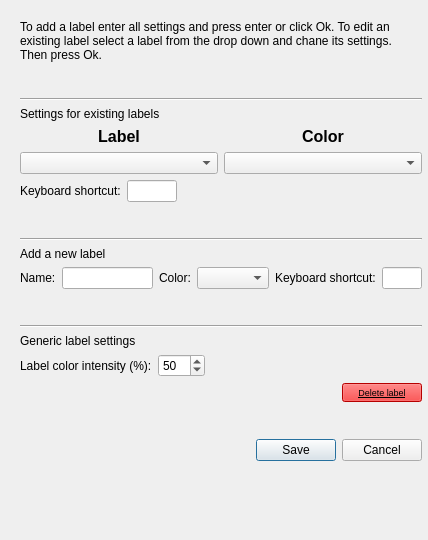
Above: gui/designer/label_settings.ui from jacob-kamminga/AI-Sensus before the change. Below: the same form after it.
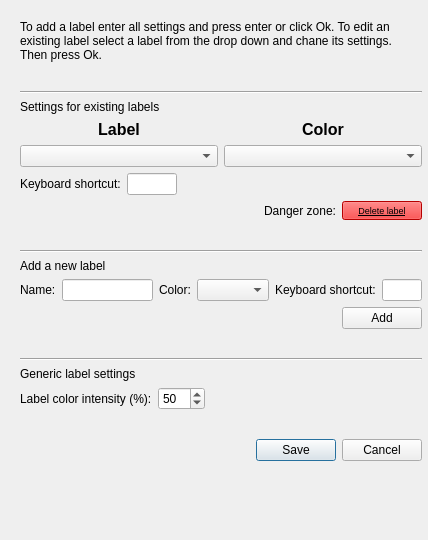
That is the form after the change.

Diff of the .ui file:
```diff
--- a/gui/designer/label_settings.ui
+++ b/gui/designer/label_settings.ui
@@ -179,6 +179,485 @@
       </item>
      </layout>
     </item>
+    <item>
+     <layout class="QHBoxLayout" name="horizontalLayout_4">
+      <item>
+       <spacer name="horizontalSpacer_2">
+        <property name="orientation">
+         <enum>Qt::Horizontal</enum>
+        </property>
+        <property name="sizeHint" stdset="0">
+         <size>
+          <width>40</width>
+          <height>20</height>
+         </size>
+        </property>
+       </spacer>
+      </item>
+      <item>
+       <widget class="QLabel" name="label_7">
+        <property name="text">
+         <string>Danger zone:</string>
+        </property>
+       </widget>
+      </item>
+      <item>
+       <widget class="QPushButton" name="pushButton_delete_label">
+        <property name="palette">
+         <palette>
+          <active>
+           <colorrole role="WindowText">
+            <brush brushstyle="SolidPattern">
+             <color alpha="255">
+              <red>0</red>
+              <green>0</green>
+              <blue>0</blue>
+             </color>
+            </brush>
+           </colorrole>
+           <colorrole role="Button">
+            <brush brushstyle="SolidPattern">
+             <color alpha="255">
+              <red>255</red>
+              <green>0</green>
+              <blue>0</blue>
+             </color>
+            </brush>
+           </colorrole>
+           <colorrole role="Light">
+            <brush brushstyle="SolidPattern">
+             <color alpha="255">
+              <red>255</red>
+              <green>127</green>
+              <blue>127</blue>
+             </color>
+            </brush>
+           </colorrole>
+           <colorrole role="Midlight">
+            <brush brushstyle="SolidPattern">
+             <color alpha="255">
+              <red>255</red>
+              <green>63</green>
+              <blue>63</blue>
+             </color>
+            </brush>
+           </colorrole>
+           <colorrole role="Dark">
+            <brush brushstyle="SolidPattern">
+             <color alpha="255">
+              <red>127</red>
+              <green>0</green>
+              <blue>0</blue>
+             </color>
+            </brush>
+           </colorrole>
+           <colorrole role="Mid">
+            <brush brushstyle="SolidPattern">
+             <color alpha="255">
+              <red>170</red>
+              <green>0</green>
+              <blue>0</blue>
+             </color>
+            </brush>
+           </colorrole>
+           <colorrole role="Text">
+            <brush brushstyle="SolidPattern">
+             <color alpha="255">
+              <red>0</red>
+              <green>0</green>
+              <blue>0</blue>
+             </color>
+            </brush>
+           </colorrole>
+           <colorrole role="BrightText">
+            <brush brushstyle="SolidPattern">
+             <color alpha="255">
+              <red>255</red>
+              <green>255</green>
+              <blue>255</blue>
+             </color>
+            </brush>
+           </colorrole>
+           <colorrole role="ButtonText">
+            <brush brushstyle="SolidPattern">
+             <color alpha="255">
+              <red>0</red>
+              <green>0</green>
+              <blue>0</blue>
+             </color>
+            </brush>
+           </colorrole>
+           <colorrole role="Base">
+            <brush brushstyle="SolidPattern">
+             <color alpha="255">
+              <red>255</red>
+              <green>255</green>
+              <blue>255</blue>
+             </color>
+            </brush>
+           </colorrole>
+           <colorrole role="Window">
+            <brush brushstyle="SolidPattern">
+             <color alpha="255">
+              <red>255</red>
+              <green>0</green>
+              <blue>0</blue>
+             </color>
+            </brush>
+           </colorrole>
+           <colorrole role="Shadow">
+            <brush brushstyle="SolidPattern">
+             <color alpha="255">
+              <red>0</red>
+              <green>0</green>
+              <blue>0</blue>
+             </color>
+            </brush>
+           </colorrole>
+           <colorrole role="AlternateBase">
+            <brush brushstyle="SolidPattern">
+             <color alpha="255">
+              <red>255</red>
+              <green>127</green>
+              <blue>127</blue>
+             </color>
+            </brush>
+           </colorrole>
+           <colorrole role="ToolTipBase">
+            <brush brushstyle="SolidPattern">
+             <color alpha="255">
+              <red>255</red>
+              <green>255</green>
+              <blue>220</blue>
+             </color>
+            </brush>
+           </colorrole>
+           <colorrole role="ToolTipText">
+            <brush brushstyle="SolidPattern">
+             <color alpha="255">
+              <red>0</red>
+              <green>0</green>
+              <blue>0</blue>
+             </color>
+            </brush>
+           </colorrole>
+           <colorrole role="PlaceholderText">
+            <brush brushstyle="SolidPattern">
+             <color alpha="128">
+              <red>0</red>
+              <green>0</green>
+              <blue>0</blue>
+             </color>
+            </brush>
+           </colorrole>
+          </active>
+          <inactive>
+           <colorrole role="WindowText">
+            <brush brushstyle="SolidPattern">
+             <color alpha="255">
+              <red>0</red>
+              <green>0</green>
+              <blue>0</blue>
+             </color>
+            </brush>
+           </colorrole>
+           <colorrole role="Button">
+            <brush brushstyle="SolidPattern">
+             <color alpha="255">
+              <red>255</red>
+              <green>0</green>
+              <blue>0</blue>
+             </color>
+            </brush>
+           </colorrole>
+           <colorrole role="Light">
+            <brush brushstyle="SolidPattern">
+             <color alpha="255">
+              <red>255</red>
+              <green>127</green>
+              <blue>127</blue>
+             </color>
+            </brush>
+           </colorrole>
+           <colorrole role="Midlight">
+            <brush brushstyle="SolidPattern">
+             <color alpha="255">
+              <red>255</red>
+              <green>63</green>
+              <blue>63</blue>
+             </color>
+            </brush>
+           </colorrole>
+           <colorrole role="Dark">
+            <brush brushstyle="SolidPattern">
+             <color alpha="255">
+              <red>127</red>
+              <green>0</green>
+              <blue>0</blue>
+             </color>
+            </brush>
+           </colorrole>
+           <colorrole role="Mid">
+            <brush brushstyle="SolidPattern">
+             <color alpha="255">
+              <red>170</red>
+              <green>0</green>
+              <blue>0</blue>
+             </color>
+            </brush>
+           </colorrole>
+           <colorrole role="Text">
+            <brush brushstyle="SolidPattern">
+             <color alpha="255">
+              <red>0</red>
+              <green>0</green>
+              <blue>0</blue>
+             </color>
+            </brush>
+           </colorrole>
+           <colorrole role="BrightText">
+            <brush brushstyle="SolidPattern">
+             <color alpha="255">
+              <red>255</red>
+              <green>255</green>
+              <blue>255</blue>
+             </color>
+            </brush>
+           </colorrole>
+           <colorrole role="ButtonText">
+            <brush brushstyle="SolidPattern">
+             <color alpha="255">
+              <red>0</red>
+              <green>0</green>
+              <blue>0</blue>
+             </color>
+            </brush>
+           </colorrole>
+           <colorrole role="Base">
+            <brush brushstyle="SolidPattern">
+             <color alpha="255">
+              <red>255</red>
+              <green>255</green>
+              <blue>255</blue>
+             </color>
+            </brush>
+           </colorrole>
+           <colorrole role="Window">
+            <brush brushstyle="SolidPattern">
+             <color alpha="255">
+              <red>255</red>
+              <green>0</green>
+              <blue>0</blue>
+             </color>
+            </brush>
+           </colorrole>
+           <colorrole role="Shadow">
+            <brush brushstyle="SolidPattern">
+             <color alpha="255">
+              <red>0</red>
+              <green>0</green>
+              <blue>0</blue>
+             </color>
+            </brush>
+           </colorrole>
+           <colorrole role="AlternateBase">
+            <brush brushstyle="SolidPattern">
+             <color alpha="255">
+              <red>255</red>
+              <green>127</green>
+              <blue>127</blue>
+             </color>
+            </brush>
+           </colorrole>
+           <colorrole role="ToolTipBase">
+            <brush brushstyle="SolidPattern">
+             <color alpha="255">
+              <red>255</red>
+              <green>255</green>
+              <blue>220</blue>
+             </color>
+            </brush>
+           </colorrole>
+           <colorrole role="ToolTipText">
+            <brush brushstyle="SolidPattern">
+             <color alpha="255">
+              <red>0</red>
+              <green>0</green>
+              <blue>0</blue>
+             </color>
+            </brush>
+           </colorrole>
+           <colorrole role="PlaceholderText">
+            <brush brushstyle="SolidPattern">
+             <color alpha="128">
+              <red>0</red>
+              <green>0</green>
+              <blue>0</blue>
+             </color>
+            </brush>
+           </colorrole>
+          </inactive>
+          <disabled>
+           <colorrole role="WindowText">
+            <brush brushstyle="SolidPattern">
+             <color alpha="255">
+              <red>127</red>
+              <green>0</green>
+              <blue>0</blue>
+             </color>
+            </brush>
+           </colorrole>
+           <colorrole role="Button">
+            <brush brushstyle="SolidPattern">
+             <color alpha="255">
+              <red>255</red>
+              <green>0</green>
+              <blue>0</blue>
+             </color>
+            </brush>
+           </colorrole>
+           <colorrole role="Light">
+            <brush brushstyle="SolidPattern">
+             <color alpha="255">
+              <red>255</red>
+              <green>127</green>
+              <blue>127</blue>
+             </color>
+            </brush>
+           </colorrole>
+           <colorrole role="Midlight">
+            <brush brushstyle="SolidPattern">
+             <color alpha="255">
+              <red>255</red>
+              <green>63</green>
+              <blue>63</blue>
+             </color>
+            </brush>
+           </colorrole>
+           <colorrole role="Dark">
+            <brush brushstyle="SolidPattern">
+             <color alpha="255">
+              <red>127</red>
+              <green>0</green>
+              <blue>0</blue>
+             </color>
+            </brush>
+           </colorrole>
+           <colorrole role="Mid">
+            <brush brushstyle="SolidPattern">
+             <color alpha="255">
+              <red>170</red>
+              <green>0</green>
+              <blue>0</blue>
+             </color>
+            </brush>
+           </colorrole>
+           <colorrole role="Text">
+            <brush brushstyle="SolidPattern">
+             <color alpha="255">
+              <red>127</red>
+              <green>0</green>
+              <blue>0</blue>
+             </color>
+            </brush>
+           </colorrole>
+           <colorrole role="BrightText">
+            <brush brushstyle="SolidPattern">
+             <color alpha="255">
+              <red>255</red>
+              <green>255</green>
+              <blue>255</blue>
+             </color>
+            </brush>
+           </colorrole>
+           <colorrole role="ButtonText">
+            <brush brushstyle="SolidPattern">
+             <color alpha="255">
+              <red>127</red>
+              <green>0</green>
+              <blue>0</blue>
+             </color>
+            </brush>
+           </colorrole>
+           <colorrole role="Base">
+            <brush brushstyle="SolidPattern">
+             <color alpha="255">
+              <red>255</red>
+              <green>0</green>
+              <blue>0</blue>
+             </color>
+            </brush>
+           </colorrole>
+           <colorrole role="Window">
+            <brush brushstyle="SolidPattern">
+             <color alpha="255">
+              <red>255</red>
+              <green>0</green>
+              <blue>0</blue>
+             </color>
+            </brush>
+           </colorrole>
+           <colorrole role="Shadow">
+            <brush brushstyle="SolidPattern">
+             <color alpha="255">
+              <red>0</red>
+              <green>0</green>
+              <blue>0</blue>
+             </color>
+            </brush>
+           </colorrole>
+           <colorrole role="AlternateBase">
+            <brush brushstyle="SolidPattern">
+             <color alpha="255">
+              <red>255</red>
+              <green>0</green>
+              <blue>0</blue>
+             </color>
+            </brush>
+           </colorrole>
+           <colorrole role="ToolTipBase">
+            <brush brushstyle="SolidPattern">
+             <color alpha="255">
+              <red>255</red>
+              <green>255</green>
+              <blue>220</blue>
+             </color>
+            </brush>
+           </colorrole>
+           <colorrole role="ToolTipText">
+            <brush brushstyle="SolidPattern">
+             <color alpha="255">
+              <red>0</red>
+              <green>0</green>
+              <blue>0</blue>
+             </color>
+            </brush>
+           </colorrole>
+           <colorrole role="PlaceholderText">
+            <brush brushstyle="SolidPattern">
+             <color alpha="128">
+              <red>0</red>
+              <green>0</green>
+              <blue>0</blue>
+             </color>
+            </brush>
+           </colorrole>
+          </disabled>
+         </palette>
+        </property>
+        <property name="font">
+         <font>
+          <pointsize>7</pointsize>
+          <underline>true</underline>
+         </font>
+        </property>
+        <property name="text">
+         <string>Delete label</string>
+        </property>
+       </widget>
+      </item>
+     </layout>
+    </item>
     <item>
      <spacer name="verticalSpacer_4">
       <property name="orientation">
@@ -255,6 +734,33 @@
           <height>16777215</height>
          </size>
         </property>
+        <property name="maxLength">
+         <number>1</number>
+        </property>
+       </widget>
+      </item>
+     </layout>
+    </item>
+    <item>
+     <layout class="QHBoxLayout" name="horizontalLayout_5">
+      <item>
+       <spacer name="horizontalSpacer_4">
+        <property name="orientation">
+         <enum>Qt::Horizontal</enum>
+        </property>
+        <property name="sizeHint" stdset="0">
+         <size>
+          <width>40</width>
+          <height>20</height>
+         </size>
+        </property>
+       </spacer>
+      </item>
+      <item>
+       <widget class="QPushButton" name="pushButton_add_label">
+        <property name="text">
+         <string>Add</string>
+        </property>
        </widget>
       </item>
      </layout>
@@ -329,478 +835,6 @@
       </item>
      </layout>
     </item>
-    <item>
-     <layout class="QHBoxLayout" name="horizontalLayout_4">
-      <item>
-       <spacer name="horizontalSpacer_2">
-        <property name="orientation">
-         <enum>Qt::Horizontal</enum>
-        </property>
-        <property name="sizeHint" stdset="0">
-         <size>
-          <width>40</width>
-          <height>20</height>
-         </size>
-        </property>
-       </spacer>
-      </item>
-      <item>
-       <widget class="QPushButton" name="pushButton">
-        <property name="palette">
-         <palette>
-          <active>
-           <colorrole role="WindowText">
-            <brush brushstyle="SolidPattern">
-             <color alpha="255">
-              <red>0</red>
-              <green>0</green>
-              <blue>0</blue>
-             </color>
-            </brush>
-           </colorrole>
-           <colorrole role="Button">
-            <brush brushstyle="SolidPattern">
-             <color alpha="255">
-              <red>255</red>
-              <green>0</green>
-              <blue>0</blue>
-             </color>
-            </brush>
-           </colorrole>
-           <colorrole role="Light">
-            <brush brushstyle="SolidPattern">
-             <color alpha="255">
-              <red>255</red>
-              <green>127</green>
-              <blue>127</blue>
-             </color>
-            </brush>
-           </colorrole>
-           <colorrole role="Midlight">
-            <brush brushstyle="SolidPattern">
-             <color alpha="255">
-              <red>255</red>
-              <green>63</green>
-              <blue>63</blue>
-             </color>
-            </brush>
-           </colorrole>
-           <colorrole role="Dark">
-            <brush brushstyle="SolidPattern">
-             <color alpha="255">
-              <red>127</red>
-              <green>0</green>
-              <blue>0</blue>
-             </color>
-            </brush>
-           </colorrole>
-           <colorrole role="Mid">
-            <brush brushstyle="SolidPattern">
-             <color alpha="255">
-              <red>170</red>
-              <green>0</green>
-              <blue>0</blue>
-             </color>
-            </brush>
-           </colorrole>
-           <colorrole role="Text">
-            <brush brushstyle="SolidPattern">
-             <color alpha="255">
-              <red>0</red>
-              <green>0</green>
-              <blue>0</blue>
-             </color>
-            </brush>
-           </colorrole>
-           <colorrole role="BrightText">
-            <brush brushstyle="SolidPattern">
-             <color alpha="255">
-              <red>255</red>
-              <green>255</green>
-              <blue>255</blue>
-             </color>
-            </brush>
-           </colorrole>
-           <colorrole role="ButtonText">
-            <brush brushstyle="SolidPattern">
-             <color alpha="255">
-              <red>0</red>
-              <green>0</green>
-              <blue>0</blue>
-             </color>
-            </brush>
-           </colorrole>
-           <colorrole role="Base">
-            <brush brushstyle="SolidPattern">
-             <color alpha="255">
-              <red>255</red>
-              <green>255</green>
-              <blue>255</blue>
-             </color>
-            </brush>
-           </colorrole>
-           <colorrole role="Window">
-            <brush brushstyle="SolidPattern">
-             <color alpha="255">
-              <red>255</red>
-              <green>0</green>
-              <blue>0</blue>
-             </color>
-            </brush>
-           </colorrole>
-           <colorrole role="Shadow">
-            <brush brushstyle="SolidPattern">
-             <color alpha="255">
-              <red>0</red>
-              <green>0</green>
-              <blue>0</blue>
-             </color>
-            </brush>
-           </colorrole>
-           <colorrole role="AlternateBase">
-            <brush brushstyle="SolidPattern">
-             <color alpha="255">
-              <red>255</red>
-              <green>127</green>
-              <blue>127</blue>
-             </color>
-            </brush>
-           </colorrole>
-           <colorrole role="ToolTipBase">
-            <brush brushstyle="SolidPattern">
-             <color alpha="255">
-              <red>255</red>
-              <green>255</green>
-              <blue>220</blue>
-             </color>
-            </brush>
-           </colorrole>
-           <colorrole role="ToolTipText">
-            <brush brushstyle="SolidPattern">
-             <color alpha="255">
-              <red>0</red>
-              <green>0</green>
-              <blue>0</blue>
-             </color>
-            </brush>
-           </colorrole>
-           <colorrole role="PlaceholderText">
-            <brush brushstyle="SolidPattern">
-             <color alpha="128">
-              <red>0</red>
-              <green>0</green>
-              <blue>0</blue>
-             </color>
-            </brush>
-           </colorrole>
-          </active>
-          <inactive>
-           <colorrole role="WindowText">
-            <brush brushstyle="SolidPattern">
-             <color alpha="255">
-              <red>0</red>
-              <green>0</green>
-              <blue>0</blue>
-             </color>
-            </brush>
-           </colorrole>
-           <colorrole role="Button">
-            <brush brushstyle="SolidPattern">
-             <color alpha="255">
-              <red>255</red>
-              <green>0</green>
-              <blue>0</blue>
-             </color>
-            </brush>
-           </colorrole>
-           <colorrole role="Light">
-            <brush brushstyle="SolidPattern">
-             <color alpha="255">
-              <red>255</red>
-              <green>127</green>
-              <blue>127</blue>
-             </color>
-            </brush>
-           </colorrole>
-           <colorrole role="Midlight">
-            <brush brushstyle="SolidPattern">
-             <color alpha="255">
-              <red>255</red>
-              <green>63</green>
-              <blue>63</blue>
-             </color>
-            </brush>
-           </colorrole>
-           <colorrole role="Dark">
-            <brush brushstyle="SolidPattern">
-             <color alpha="255">
-              <red>127</red>
-              <green>0</green>
-              <blue>0</blue>
-             </color>
-            </brush>
-           </colorrole>
-           <colorrole role="Mid">
-            <brush brushstyle="SolidPattern">
-             <color alpha="255">
-              <red>170</red>
-              <green>0</green>
-              <blue>0</blue>
-             </color>
-            </brush>
-           </colorrole>
-           <colorrole role="Text">
-            <brush brushstyle="SolidPattern">
-             <color alpha="255">
-              <red>0</red>
-              <green>0</green>
-              <blue>0</blue>
-             </color>
-            </brush>
-           </colorrole>
-           <colorrole role="BrightText">
-            <brush brushstyle="SolidPattern">
-             <color alpha="255">
-              <red>255</red>
-              <green>255</green>
-              <blue>255</blue>
-             </color>
-            </brush>
-           </colorrole>
-           <colorrole role="ButtonText">
-            <brush brushstyle="SolidPattern">
-             <color alpha="255">
-              <red>0</red>
-              <green>0</green>
-              <blue>0</blue>
-             </color>
-            </brush>
-           </colorrole>
-           <colorrole role="Base">
-            <brush brushstyle="SolidPattern">
-             <color alpha="255">
-              <red>255</red>
-              <green>255</green>
-              <blue>255</blue>
-             </color>
-            </brush>
-           </colorrole>
-           <colorrole role="Window">
-            <brush brushstyle="SolidPattern">
-             <color alpha="255">
-              <red>255</red>
-              <green>0</green>
-              <blue>0</blue>
-             </color>
-            </brush>
-           </colorrole>
-           <colorrole role="Shadow">
-            <brush brushstyle="SolidPattern">
-             <color alpha="255">
-              <red>0</red>
-              <green>0</green>
-              <blue>0</blue>
-             </color>
-            </brush>
-           </colorrole>
-           <colorrole role="AlternateBase">
-            <brush brushstyle="SolidPattern">
-             <color alpha="255">
-              <red>255</red>
-              <green>127</green>
-              <blue>127</blue>
-             </color>
-            </brush>
-           </colorrole>
-           <colorrole role="ToolTipBase">
-            <brush brushstyle="SolidPattern">
-             <color alpha="255">
-              <red>255</red>
-              <green>255</green>
-              <blue>220</blue>
-             </color>
-            </brush>
-           </colorrole>
-           <colorrole role="ToolTipText">
-            <brush brushstyle="SolidPattern">
-             <color alpha="255">
-              <red>0</red>
-              <green>0</green>
-              <blue>0</blue>
-             </color>
-            </brush>
-           </colorrole>
-           <colorrole role="PlaceholderText">
-            <brush brushstyle="SolidPattern">
-             <color alpha="128">
-              <red>0</red>
-              <green>0</green>
-              <blue>0</blue>
-             </color>
-            </brush>
-           </colorrole>
-          </inactive>
-          <disabled>
-           <colorrole role="WindowText">
-            <brush brushstyle="SolidPattern">
-             <color alpha="255">
-              <red>127</red>
-              <green>0</green>
-              <blue>0</blue>
-             </color>
-            </brush>
-           </colorrole>
-           <colorrole role="Button">
-            <brush brushstyle="SolidPattern">
-             <color alpha="255">
-              <red>255</red>
-              <green>0</green>
-              <blue>0</blue>
-             </color>
-            </brush>
-           </colorrole>
-           <colorrole role="Light">
-            <brush brushstyle="SolidPattern">
-             <color alpha="255">
-              <red>255</red>
-              <green>127</green>
-              <blue>127</blue>
-             </color>
-            </brush>
-           </colorrole>
-           <colorrole role="Midlight">
-            <brush brushstyle="SolidPattern">
-             <color alpha="255">
-              <red>255</red>
-              <green>63</green>
-              <blue>63</blue>
-             </color>
-            </brush>
-           </colorrole>
-           <colorrole role="Dark">
-            <brush brushstyle="SolidPattern">
-             <color alpha="255">
-              <red>127</red>
-              <green>0</green>
-              <blue>0</blue>
-             </color>
-            </brush>
-           </colorrole>
-           <colorrole role="Mid">
-            <brush brushstyle="SolidPattern">
-             <color alpha="255">
-              <red>170</red>
-              <green>0</green>
-              <blue>0</blue>
-             </color>
-            </brush>
-           </colorrole>
-           <colorrole role="Text">
-            <brush brushstyle="SolidPattern">
-             <color alpha="255">
-              <red>127</red>
-              <green>0</green>
-              <blue>0</blue>
-             </color>
-            </brush>
-           </colorrole>
-           <colorrole role="BrightText">
-            <brush brushstyle="SolidPattern">
-             <color alpha="255">
-              <red>255</red>
-              <green>255</green>
-              <blue>255</blue>
-             </color>
-            </brush>
-           </colorrole>
-           <colorrole role="ButtonText">
-            <brush brushstyle="SolidPattern">
-             <color alpha="255">
-              <red>127</red>
-              <green>0</green>
-              <blue>0</blue>
-             </color>
-            </brush>
-           </colorrole>
-           <colorrole role="Base">
-            <brush brushstyle="SolidPattern">
-             <color alpha="255">
-              <red>255</red>
-              <green>0</green>
-              <blue>0</blue>
-             </color>
-            </brush>
-           </colorrole>
-           <colorrole role="Window">
-            <brush brushstyle="SolidPattern">
-             <color alpha="255">
-              <red>255</red>
-              <green>0</green>
-              <blue>0</blue>
-             </color>
-            </brush>
-           </colorrole>
-           <colorrole role="Shadow">
-            <brush brushstyle="SolidPattern">
-             <color alpha="255">
-              <red>0</red>
-              <green>0</green>
-              <blue>0</blue>
-             </color>
-            </brush>
-           </colorrole>
-           <colorrole role="AlternateBase">
-            <brush brushstyle="SolidPattern">
-             <color alpha="255">
-              <red>255</red>
-              <green>0</green>
-              <blue>0</blue>
-             </color>
-            </brush>
-           </colorrole>
-           <colorrole role="ToolTipBase">
-            <brush brushstyle="SolidPattern">
-             <color alpha="255">
-              <red>255</red>
-              <green>255</green>
-              <blue>220</blue>
-             </color>
-            </brush>
-           </colorrole>
-           <colorrole role="ToolTipText">
-            <brush brushstyle="SolidPattern">
-             <color alpha="255">
-              <red>0</red>
-              <green>0</green>
-              <blue>0</blue>
-             </color>
-            </brush>
-           </colorrole>
-           <colorrole role="PlaceholderText">
-            <brush brushstyle="SolidPattern">
-             <color alpha="128">
-              <red>0</red>
-              <green>0</green>
-              <blue>0</blue>
-             </color>
-            </brush>
-           </colorrole>
-          </disabled>
-         </palette>
-        </property>
-        <property name="font">
-         <font>
-          <pointsize>7</pointsize>
-          <underline>true</underline>
-         </font>
-        </property>
-        <property name="text">
-         <string>Delete label</string>
-        </property>
-       </widget>
-      </item>
-     </layout>
-    </item>
     <item>
      <spacer name="verticalSpacer">
       <property name="orientation">
```
